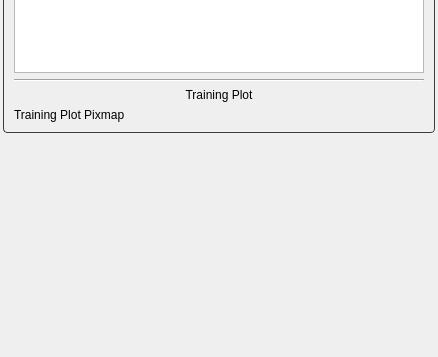
Old version of the form Studio/DeepSSM/DeepSSMTool.ui in the repository SCIInstitute/ShapeWorks; both pictures show x 0 to 438 and y 1189 to 1546 of the 438 by 1546 pixel window.
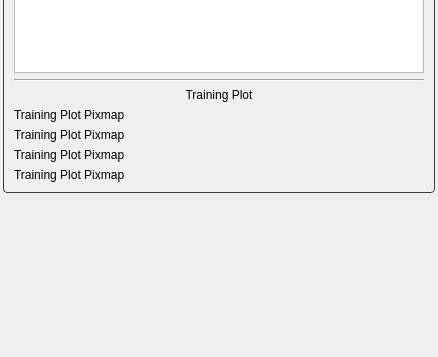
New version of the form. Icons and pictures are not drawn.

Commit message: Add 3 plots from tl-deepssm

What changed in the file:
```diff
--- a/Studio/DeepSSM/DeepSSMTool.ui
+++ b/Studio/DeepSSM/DeepSSMTool.ui
@@ -1478,6 +1478,23 @@
            </property>
           </widget>
          </item>
+         <item row="0" column="0">
+          <widget class="QTableWidget" name="training_table"/>
+         </item>
+         <item row="5" column="0">
+          <widget class="QLabel" name="training_plot_3">
+           <property name="text">
+            <string>Training Plot Pixmap</string>
+           </property>
+          </widget>
+         </item>
+         <item row="4" column="0">
+          <widget class="QLabel" name="training_plot_2">
+           <property name="text">
+            <string>Training Plot Pixmap</string>
+           </property>
+          </widget>
+         </item>
          <item row="3" column="0">
           <widget class="QLabel" name="training_plot">
            <property name="text">
@@ -1492,8 +1509,12 @@
            </property>
           </widget>
          </item>
-         <item row="0" column="0">
-          <widget class="QTableWidget" name="training_table"/>
+         <item row="6" column="0">
+          <widget class="QLabel" name="training_plot_4">
+           <property name="text">
+            <string>Training Plot Pixmap</string>
+           </property>
+          </widget>
          </item>
         </layout>
        </widget>
```
The commit also changes 2 other files.
